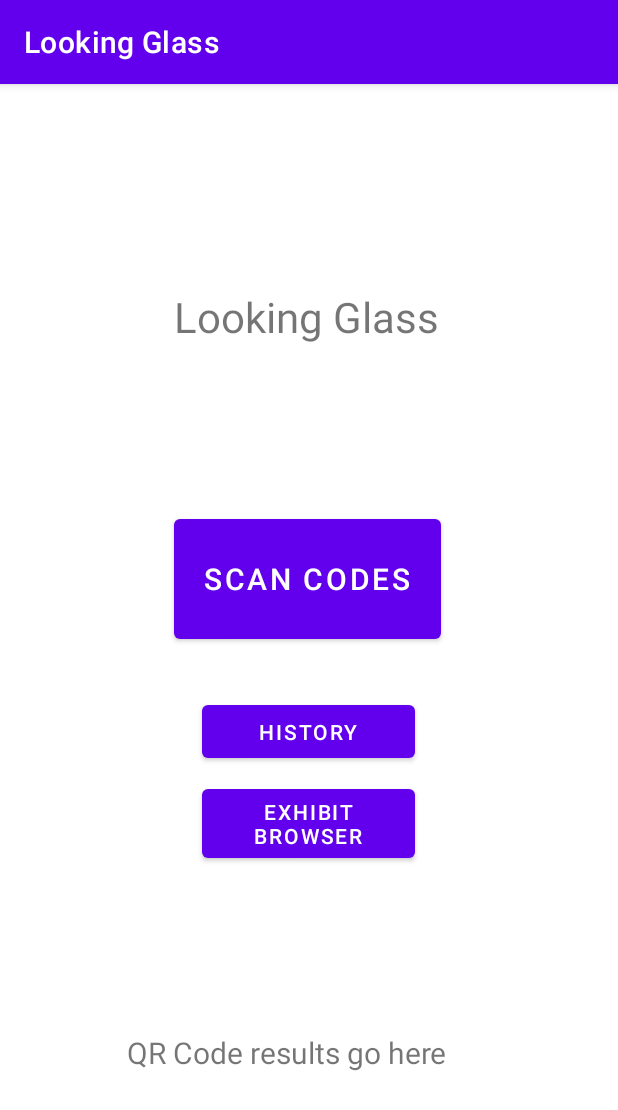
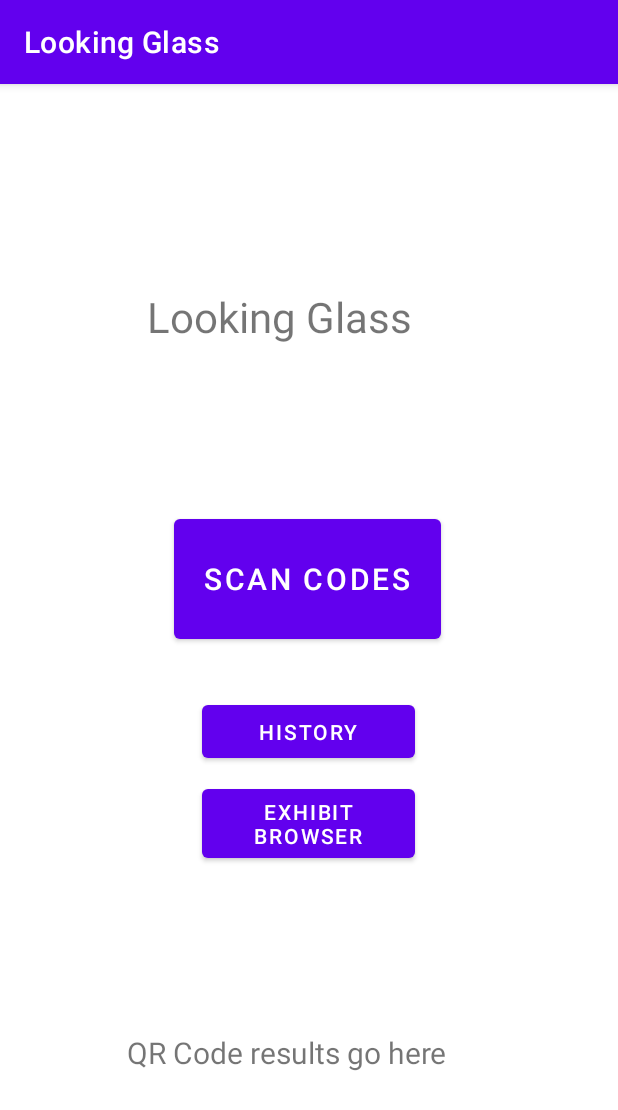
Before and after one commit to embron/LookingGlass, an Android app: the screen it shows after launch (MainActivity), on a phone screen of 412 x 824 dp. Shown: the top 1110 px of the screen. Run offline under Robolectric (Android 15) with nearby library versions, the light colour scheme and no system bars; libraries missing offline, so code that uses them is left out: com.google.zxing.integration.

Commit message:
Fixed the history tab layout editing issue but still can't fix the tool bar
other minor adjustments as well

```diff
--- a/app/src/main/AndroidManifest.xml
+++ b/app/src/main/AndroidManifest.xml
@@ -11,10 +11,7 @@
         android:roundIcon="@mipmap/ic_launcher_round"
         android:supportsRtl="true"
         android:theme="@style/Theme.LookingGlass">
-        <activity
-            android:name=".HistorytabActivity"
-            android:label="@string/title_activity_historytab"
-            android:theme="@style/Theme.LookingGlass.NoActionBar"></activity>
+        <activity android:name=".HistorytabActivity"></activity>
         <activity android:name=".MainActivity">
             <intent-filter>
                 <action android:name="android.intent.action.MAIN" />
--- a/app/src/main/java/com/example/lookingglass/MainActivity.java
+++ b/app/src/main/java/com/example/lookingglass/MainActivity.java
@@ -6,6 +6,11 @@ import android.content.pm.PackageManager;
 import android.os.Bundle;
 import android.view.View;
 import android.widget.TextView;
+
+// media player imports
+import android.widget.MediaController;
+import android.widget.VideoView;
+
 
 import androidx.annotation.Nullable;
 import androidx.appcompat.app.AppCompatActivity;
--- a/app/src/main/res/layout/activity_main.xml
+++ b/app/src/main/res/layout/activity_main.xml
@@ -60,8 +60,8 @@
 
     <TextView
         android:id="@+id/textView"
-        android:layout_width="178dp"
-        android:layout_height="46dp"
+        android:layout_width="215dp"
+        android:layout_height="62dp"
         android:layout_marginTop="136dp"
         android:text="@string/looking_glass"
         android:textSize="28sp"
```
Also changed, not shown: app/src/main/res/layout/content_scrolling.xml (deleted, +0 -17 lines).
